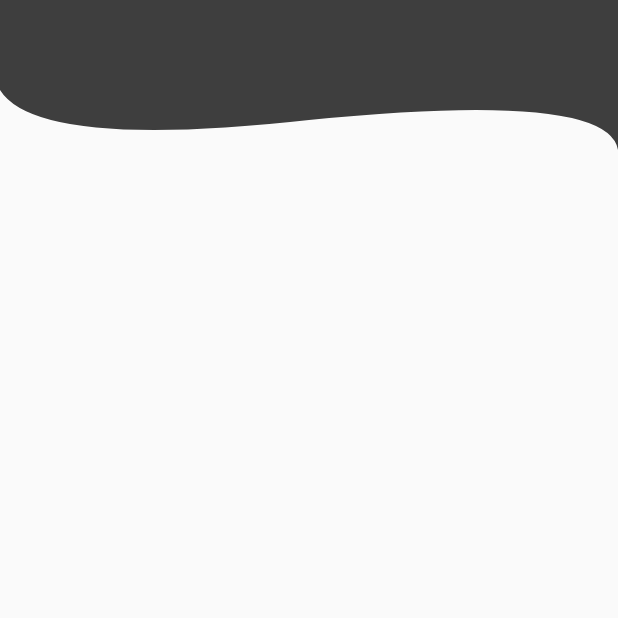
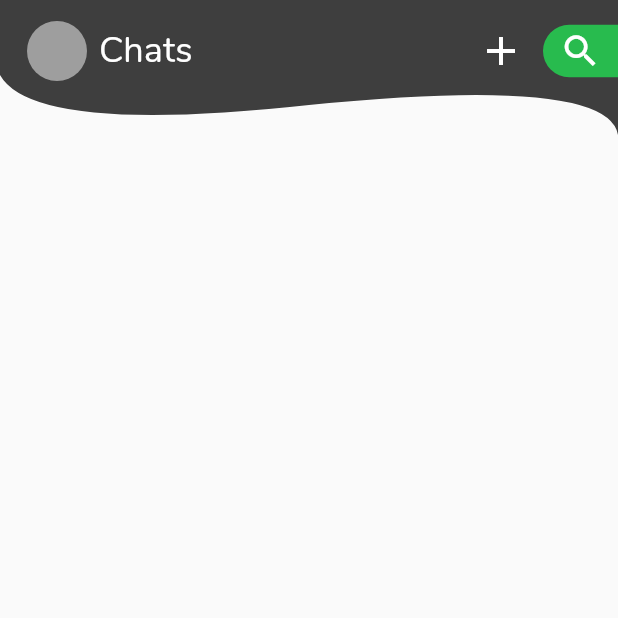
Before and after one commit to AbdullahChauhan/PA-Flutter-T4-H, a Flutter app: the screen it shows once a user with an empty profile is signed in, on a phone screen of 412 x 824 dp, the top half of it. Run offline on Flutter 3.47's test engine with Material 2 defaults, Android fonts, the phone set to English and light mode, and no system bars; our stand-ins replace country_code_picker, firebase_auth, flutter_svg; accounts and stored records are empty.

Commit message:
appbar wavy header UI - elements(avatar, add, search) added

```diff
--- a/lib/widgets/custom_header.dart
+++ b/lib/widgets/custom_header.dart
@@ -3,15 +3,56 @@ import 'package:flutter/material.dart';
 class WavyAppHeader extends StatelessWidget {
   @override
   Widget build(BuildContext context) {
-    return ClipPath(
-      child: Expanded(
-        child: Container(
-          color: Theme.of(context).accentColor,
-          width: double.infinity,
-          height: 100.0,
+    return Stack(
+      children: <Widget>[
+        ClipPath(
+          child: Container(
+            color: Theme.of(context).accentColor,
+            width: double.infinity,
+            height: 90.0,
+          ),
+          clipper: BottomWaveClipper(),
         ),
-      ),
-      clipper: BottomWaveClipper(),
+        Padding(
+          padding: EdgeInsets.only(left: 18.0, top: 14.0, bottom: 18.0),
+          child: Row(
+            children: <Widget>[
+              CircleAvatar(
+                backgroundColor: Colors.grey,
+                radius: 20.0,
+              ),
+              SizedBox(
+                width: 8.0,
+              ),
+              Text(
+                'Chats',
+                style: TextStyle(color: Colors.white, fontSize: 24.0),
+              ),
+              Spacer(),
+              GestureDetector(
+                child: Icon(Icons.add, size: 32.0, color: Colors.white),
+                onTap: () => print('Clicked!'),
+              ),
+              SizedBox(
+                width: 12.0,
+              ),
+              Container(
+                height: 35,
+                width: 50,
+                decoration: BoxDecoration(
+                    borderRadius: BorderRadius.only(
+                        topLeft: Radius.circular(40),
+                        bottomLeft: Radius.circular(40)),
+                    color: Theme.of(context).primaryColor),
+                child: GestureDetector(
+                  child: Icon(Icons.search, size: 28.0, color: Colors.white),
+                  onTap: () => print('Clicked!'),
+                ),
+              ),
+            ],
+          ),
+        )
+      ],
     );
   }
 }
```
